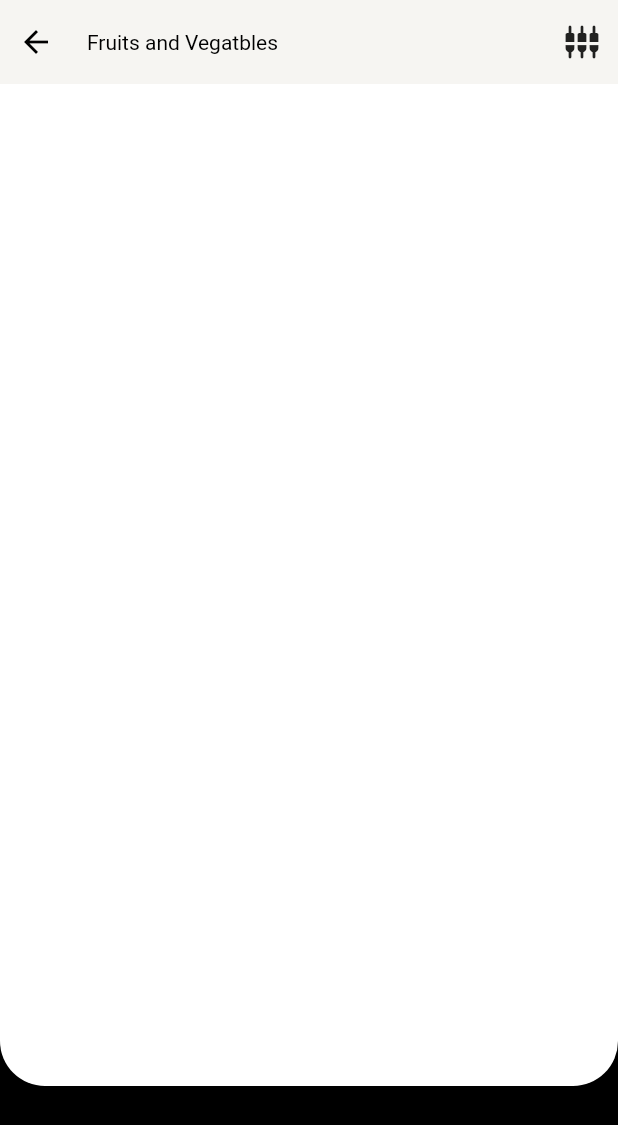
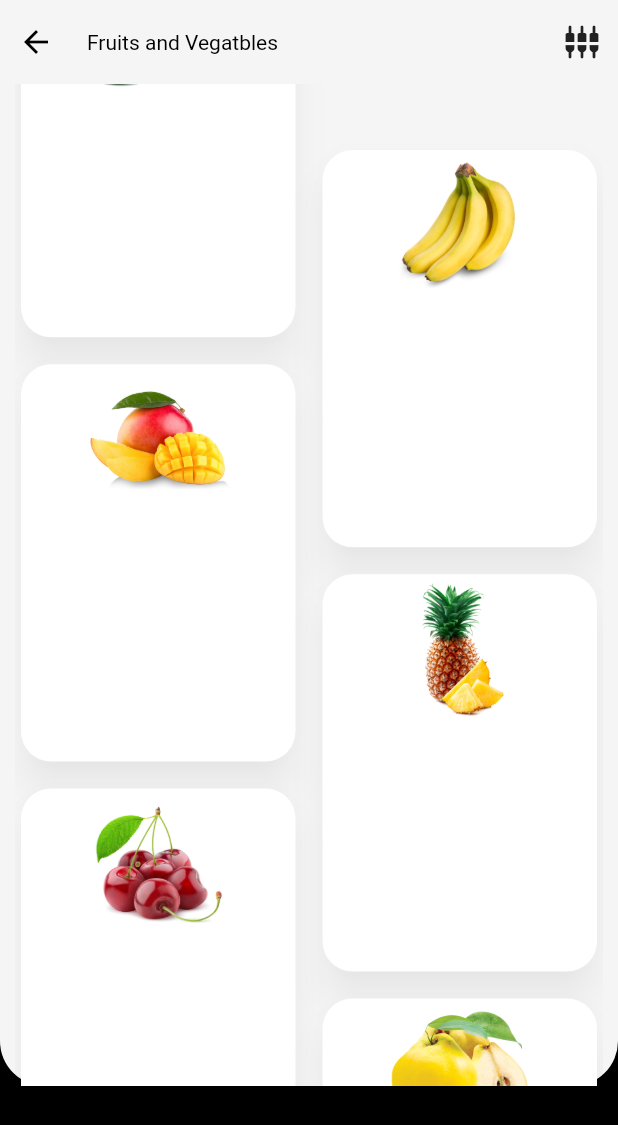
Before and after one commit to jesuspedge/grocery_example_app, a Flutter app: the screen it shows after launch, on a phone screen of 412 x 824 dp. Shown: the top 1125 px of the screen. Run offline on Flutter 3.47's test engine with Material 2 defaults, Android fonts, the phone set to English and light mode, and no system bars.

Commit message:
adding list of fruits

```diff
--- /dev/null
+++ b/lib/data_repository/data_repository.dart
@@ -0,0 +1 @@
+export 'grocery_products/grocery_products.dart';
--- /dev/null
+++ b/lib/data_repository/grocery_products/grocery_products.dart
@@ -0,0 +1,82 @@
+class GroceryProduct {
+  GroceryProduct({
+    required this.price,
+    required this.name,
+    required this.decription,
+    required this.image,
+    required this.weight,
+  });
+
+  final double price;
+  final String name;
+  final String decription;
+  final String image;
+  final String weight;
+}
+
+List<GroceryProduct> groceryProductsList = <GroceryProduct>[
+  GroceryProduct(
+    price: 9.30,
+    name: 'Avocado',
+    decription:
+        'Avocados are native to the Western Hemisphere from Mexico south to the Andean regions and are widely grown in warm climates. Avocado fruits have greenish or yellowish flesh with a buttery consistency and a rich nutty flavour.',
+    image: 'assets/images/Avocado.png',
+    weight: '500g',
+  ),
+  GroceryProduct(
+    price: 11.00,
+    name: 'Banana',
+    decription:
+        'A banana is an elongated, edible fruit produced by several kinds of large herbaceous flowering plants in the genus Musa.',
+    image: 'assets/images/Banana.png',
+    weight: '1 kg',
+  ),
+  GroceryProduct(
+    price: 15.40,
+    name: 'Mango',
+    decription:
+        'A mango is an edible stone fruit produced by the tropical tree Mangifera indica. It is believed to have originated in southern Asia, particularly in eastern India, Bangladesh, and the Andaman Islands.',
+    image: 'assets/images/Mango.png',
+    weight: '500g',
+  ),
+  GroceryProduct(
+    price: 4.15,
+    name: 'Pineapple',
+    decription:
+        'The pineapple is a tropical plant with an edible fruit; it is the most economically significant plant in the family Bromeliaceae.',
+    image: 'assets/images/Pineapple.png',
+    weight: '1 kg',
+  ),
+  GroceryProduct(
+    price: 10.20,
+    name: 'Cherry',
+    decription:
+        'A cherry is the fruit of many plants of the genus Prunus, and is a fleshy drupe (stone fruit).',
+    image: 'assets/images/Cherry.png',
+    weight: '500g',
+  ),
+  GroceryProduct(
+    price: 8.50,
+    name: 'quince',
+    decription:
+        'The quince is the sole member of the genus Cydonia in the Malinae subtribe (which also contains apples and pears, among other fruits) of the Rosaceae family.',
+    image: 'assets/images/Quince.png',
+    weight: '500g',
+  ),
+  GroceryProduct(
+    price: 7.80,
+    name: 'Kiwi',
+    decription:
+        ' Kiwi has a thin, fuzzy, fibrous, tart but edible light brown skin and light green or golden flesh with rows of tiny, black, edible seeds. The fruit has a soft texture with a sweet and unique flavour.',
+    image: 'assets/images/Kiwi.png',
+    weight: '1 kg',
+  ),
+  GroceryProduct(
+    price: 12.10,
+    name: 'Watermelon',
+    decription:
+        'Watermelon is grown in favorable climates from tropical to temperate regions worldwide for its large edible fruit, which is a berry with a hard rind and no internal divisions, and is botanically called a pepo.',
+    image: 'assets/images/Watermelon.png',
+    weight: '500g',
+  ),
+];
--- /dev/null
+++ b/lib/home/bloc/home_bloc.dart
@@ -0,0 +1,19 @@
+import 'package:flutter/material.dart';
+import 'package:grocery_store_app/data_repository/data_repository.dart';
+
+enum HomeState { list, details, cart }
+
+class HomeBloc with ChangeNotifier {
+  HomeState homeState = HomeState.list;
+  List<GroceryProduct> catalog = List.unmodifiable(groceryProductsList);
+
+  void changeToList() {
+    homeState = HomeState.list;
+    notifyListeners();
+  }
+
+  void changeToCart() {
+    homeState = HomeState.cart;
+    notifyListeners();
+  }
+}
--- a/lib/home/home.dart
+++ b/lib/home/home.dart
@@ -1 +1,4 @@
 export 'view/home_page.dart';
+export 'view/widgets/grocery_store_list.dart';
+export 'view/widgets/staggered_dual_view.dart';
+export 'bloc/home_bloc.dart';
--- a/lib/home/view/home_page.dart
+++ b/lib/home/view/home_page.dart
@@ -1,46 +1,93 @@
 import 'package:flutter/material.dart';
+import 'package:grocery_store_app/home/home.dart';
+import 'package:grocery_store_app/providers/providers.dart';
 
-const Color _appBarBackgroundColor = Color(0xFFF6F5F2);
-const Color _listBackgroundColor = Colors.white;
+const Color _listBackgroundColor = Color(0xFFF5F5F5);
 const Color _backgroundColor = Colors.black;
-const _cartBarHeight = 100.0;
+const cartBarHeight = 100.0;
+const _panelTransitionDuration = Duration(milliseconds: 500);
 
-class HomePage extends StatelessWidget {
+class HomePage extends StatefulWidget {
   const HomePage({Key? key}) : super(key: key);
+
+  @override
+  State<HomePage> createState() => _HomePageState();
+}
+
+class _HomePageState extends State<HomePage> {
+  final homeBloc = HomeBloc();
+
+  void _onVerticalGesture(DragUpdateDetails details) {
+    if (details.primaryDelta! < -7) {
+      homeBloc.changeToCart();
+    } else if (details.primaryDelta! > 10) {
+      homeBloc.changeToList();
+    }
+  }
+
+  double _getTopForListPanel(HomeState state, Size size) {
+    if (state == HomeState.list) {
+      return -cartBarHeight;
+    } else if (state == HomeState.cart) {
+      return -(size.height - kToolbarHeight - cartBarHeight / 2);
+    }
+    return -cartBarHeight;
+  }
+
+  double _getTopForCartPanel(HomeState state, Size size) {
+    if (state == HomeState.list) {
+      return size.height - kToolbarHeight - cartBarHeight;
+    } else if (state == HomeState.cart) {
+      return cartBarHeight / 2;
+    }
+    return size.height - kToolbarHeight - cartBarHeight;
+  }
 
   @override
   Widget build(BuildContext context) {
     final size = MediaQuery.sizeOf(context);
 
+    return GroceryProvider(
+      bloc: homeBloc,
+      child: AnimatedBuilder(
+          animation: homeBloc,
+          builder: (context, _) {
             return Scaffold(
+              backgroundColor: _backgroundColor,
               body: SafeArea(
-        child: Container(
-          color: _backgroundColor,
                 child: Column(
                   children: [
                     const _AppGroceryAppBarr(),
                     Expanded(
                       child: Stack(
                         children: [
-                    Positioned(
+                          AnimatedPositioned(
+                            curve: Curves.decelerate,
+                            duration: _panelTransitionDuration,
                             left: 0,
                             right: 0,
-                      top: -_cartBarHeight,
+                            top: _getTopForListPanel(homeBloc.homeState, size),
                             height: size.height - kToolbarHeight,
                             child: Container(
                               decoration: const BoxDecoration(
                                   color: _listBackgroundColor,
                                   borderRadius: BorderRadius.vertical(
                                       bottom: Radius.circular(30))),
+                              child: const GroceryStoreList(),
                             ),
                           ),
-                    Positioned(
+                          AnimatedPositioned(
+                            curve: Curves.decelerate,
+                            duration: _panelTransitionDuration,
                             left: 0,
                             right: 0,
-                      top: size.height - kTextTabBarHeight - _cartBarHeight,
+                            top: _getTopForCartPanel(homeBloc.homeState, size),
                             height: size.height,
+                            child: GestureDetector(
+                              onVerticalDragUpdate: _onVerticalGesture,
                               child: Container(
                                 color: _backgroundColor,
+                              ),
                             ),
                           ),
                         ],
@@ -49,7 +96,8 @@ class HomePage extends StatelessWidget {
                   ],
                 ),
               ),
-      ),
+            );
+          }),
     );
   }
 }
@@ -61,7 +109,7 @@ class _AppGroceryAppBarr extends StatelessWidget {
   Widget build(BuildContext context) {
     return Container(
       height: kToolbarHeight,
-      color: _appBarBackgroundColor,
+      color: _listBackgroundColor,
       child: Row(
         children: [
           const BackButton(
--- /dev/null
+++ b/lib/home/view/widgets/grocery_store_list.dart
@@ -0,0 +1,54 @@
+import 'package:flutter/material.dart';
+import 'package:grocery_store_app/home/home.dart';
+import 'package:grocery_store_app/providers/providers.dart';
+
+class GroceryStoreList extends StatelessWidget {
+  const GroceryStoreList({Key? key}) : super(key: key);
+
+  @override
+  Widget build(BuildContext context) {
+    final homeBloc = GroceryProvider.of(context)!.bloc;
+
+    return Container(
+      padding: const EdgeInsets.symmetric(horizontal: 10),
+      color: Colors.transparent,
+      child: SatggeredDualView(
+        itemCount: homeBloc.catalog.length,
+        aspectRatio: 0.7,
+        spacing: 10.0,
+        itemBuilder: (context, index) {
+          final fruit = homeBloc.catalog[index];
+          return Card(
+            elevation: 10.0,
+            shadowColor: Colors.black26,
+            shape:
+                RoundedRectangleBorder(borderRadius: BorderRadius.circular(20)),
+            child: Column(
+              children: [
+                Image.asset(
+                  fruit.image,
+                  fit: BoxFit.contain,
+                  height: 100,
+                  width: 100,
+                )
+              ],
+            ),
+          );
+        },
+      ),
+    );
+    /*return Padding(
+      padding: const EdgeInsets.all(10.0),
+      child: ListView.builder(
+          padding: const EdgeInsets.only(top: cartBarHeight),
+          itemCount: homeBloc.catalog.length,
+          itemBuilder: (contex, index) {
+            return Container(
+              height: 100,
+              width: 100,
+              color: Colors.primaries[index % Colors.primaries.length],
+            );
+          }),
+    );*/
+  }
+}
--- /dev/null
+++ b/lib/home/view/widgets/staggered_dual_view.dart
@@ -0,0 +1,48 @@
+import 'package:flutter/material.dart';
+
+class SatggeredDualView extends StatelessWidget {
+  const SatggeredDualView(
+      {super.key,
+      required this.itemCount,
+      required this.itemBuilder,
+      this.spacing = 0.0,
+      this.aspectRatio = 0.5});
+
+  final IndexedWidgetBuilder itemBuilder;
+  final int itemCount;
+  final double spacing;
+  final double aspectRatio;
+
+  @override
+  Widget build(BuildContext context) {
+    return LayoutBuilder(
+      builder: (context, constraints) {
+        final width = constraints.maxWidth;
+        final itemHeight = (width * 0.5) / aspectRatio;
+        final height = constraints.maxHeight + itemHeight;
+
+        return OverflowBox(
+          maxWidth: width,
+          minWidth: width,
+          maxHeight: height,
+          minHeight: height,
+          child: GridView.builder(
+            padding: EdgeInsets.only(top: itemHeight * 0.5, bottom: itemHeight),
+            gridDelegate: SliverGridDelegateWithFixedCrossAxisCount(
+                crossAxisCount: 2,
+                childAspectRatio: aspectRatio,
+                crossAxisSpacing: spacing,
+                mainAxisSpacing: spacing),
+            itemCount: itemCount,
+            itemBuilder: (context, index) {
+              return Transform.translate(
+                offset: Offset(0.0, index.isOdd ? itemHeight * 0.5 : 0.0),
+                child: itemBuilder(context, index),
+              );
+            },
+          ),
+        );
+      },
+    );
+  }
+}
--- /dev/null
+++ b/lib/providers/grocery_provider/grocery_provider.dart
@@ -0,0 +1,17 @@
+import 'package:flutter/material.dart';
+import 'package:grocery_store_app/home/home.dart';
+
+class GroceryProvider extends InheritedWidget {
+  const GroceryProvider({super.key, required this.bloc, required this.child})
+      : super(child: child);
+
+  final HomeBloc bloc;
+  // ignore: annotate_overrides, overridden_fields
+  final Widget child;
+
+  static GroceryProvider? of(BuildContext context) =>
+      context.dependOnInheritedWidgetOfExactType<GroceryProvider>();
+
+  @override
+  bool updateShouldNotify(InheritedWidget oldWidget) => true;
+}
--- /dev/null
+++ b/lib/providers/providers.dart
@@ -0,0 +1 @@
+export 'grocery_provider/grocery_provider.dart';
--- a/pubspec.yaml
+++ b/pubspec.yaml
@@ -59,9 +59,8 @@ flutter:
   uses-material-design: true
 
   # To add assets to your application, add an assets section, like this:
-  # assets:
-  #   - images/a_dot_burr.jpeg
-  #   - images/a_dot_ham.jpeg
+  assets:
+    - assets/images/
 
   # An image asset can refer to one or more resolution-specific "variants", see
   # https://flutter.dev/assets-and-images/#resolution-aware
```
Also changed, not shown: assets/images/Avocado.png (added), assets/images/Banana.png (added), assets/images/Cherry.png (added), assets/images/Kiwi.png (added), assets/images/Mango.png (added), assets/images/Pineapple.png (added), assets/images/Quince.png (added), assets/images/Watermelon.png (added). Lines whose indentation alone changed are shown as unchanged.
